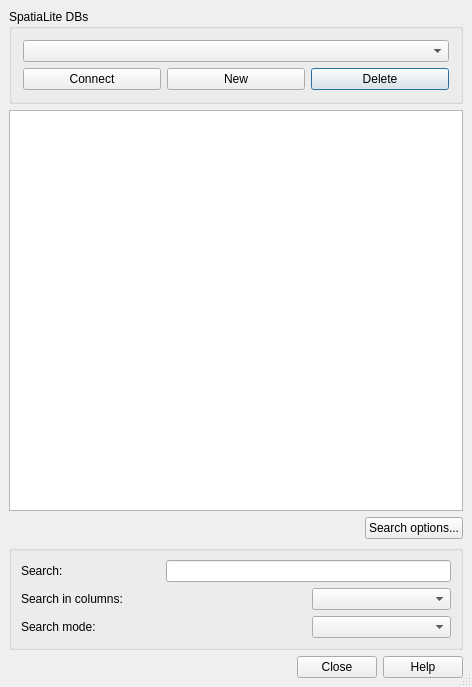
Old version of the form qgis/src/ui/qgsspatialitesourceselectbase.ui in the repository sourcepole/qgis.
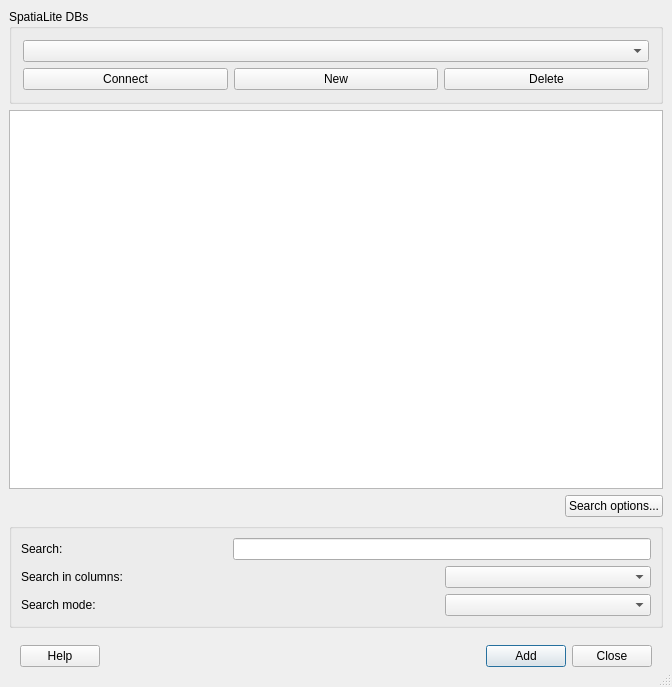
New version of the form. Icons and pictures are not drawn.

What changed in the file:
```diff
--- a/qgis/src/ui/qgsspatialitesourceselectbase.ui
+++ b/qgis/src/ui/qgsspatialitesourceselectbase.ui
@@ -1,12 +1,12 @@
 <?xml version="1.0" encoding="UTF-8"?>
 <ui version="4.0">
  <class>QgsSpatiaLiteSourceSelectBase</class>
- <widget class="QDialog" name="QgsSpatiaLiteSourceSelectBase">
-  <property name="geometry">
+ <widget class="QDialog" name="QgsSpatiaLiteSourceSelectBase" >
+  <property name="geometry" >
    <rect>
     <x>0</x>
     <y>0</y>
-    <width>472</width>
+    <width>672</width>
     <height>687</height>
    </rect>
   </property>
@@ -90,21 +90,92 @@
      </layout>
     </widget>
    </item>
-   <item row="3" column="0" colspan="2">
-    <widget class="QGroupBox" name="mSearchGroupBox">
-     <property name="title">
+   <item row="4" column="0" colspan="2" >
+    <layout class="QHBoxLayout" >
+     <property name="margin" >
+      <number>11</number>
+     </property>
+     <property name="spacing" >
+      <number>6</number>
+     </property>
+     <item>
+      <widget class="QPushButton" name="btnHelp" >
+       <property name="enabled" >
+        <bool>true</bool>
+       </property>
+       <property name="text" >
+        <string>Help</string>
+       </property>
+       <property name="shortcut" >
+        <string>F1</string>
+       </property>
+       <property name="autoDefault" >
+        <bool>true</bool>
+       </property>
+      </widget>
+     </item>
+     <item>
+      <spacer>
+       <property name="orientation" >
+        <enum>Qt::Horizontal</enum>
+       </property>
+       <property name="sizeType" >
+        <enum>QSizePolicy::Expanding</enum>
+       </property>
+       <property name="sizeHint" >
+        <size>
+         <width>141</width>
+         <height>21</height>
+        </size>
+       </property>
+      </spacer>
+     </item>
+     <item>
+      <widget class="QPushButton" name="btnAdd" >
+       <property name="text" >
+        <string>Add</string>
+       </property>
+       <property name="shortcut" >
+        <string/>
+       </property>
+       <property name="autoDefault" >
+        <bool>true</bool>
+       </property>
+       <property name="default" >
+        <bool>true</bool>
+       </property>
+      </widget>
+     </item>
+     <item>
+      <widget class="QPushButton" name="btnCancel" >
+       <property name="text" >
+        <string>Close</string>
+       </property>
+       <property name="shortcut" >
+        <string/>
+       </property>
+       <property name="autoDefault" >
+        <bool>true</bool>
+       </property>
+      </widget>
+     </item>
+    </layout>
+   </item>
+   <item row="3" column="0" colspan="2" >
+    <widget class="QGroupBox" name="mSearchGroupBox" >
+     <property name="title" >
       <string/>
      </property>
-     <layout class="QGridLayout">
-      <property name="margin">
+     <layout class="QGridLayout" >
+      <property name="margin" >
        <number>9</number>
       </property>
-      <property name="spacing">
+      <property name="spacing" >
        <number>6</number>
       </property>
-      <item row="0" column="0">
-       <widget class="QLabel" name="mSearchLabel">
-        <property name="text">
+      <item row="0" column="0" >
+       <widget class="QLabel" name="mSearchLabel" >
+        <property name="text" >
          <string>Search:</string>
         </property>
         <property name="buddy">
@@ -112,9 +183,9 @@
         </property>
        </widget>
       </item>
-      <item row="2" column="0" colspan="2">
-       <widget class="QLabel" name="mSearchModeLabel">
-        <property name="text">
+      <item row="2" column="0" colspan="2" >
+       <widget class="QLabel" name="mSearchModeLabel" >
+        <property name="text" >
          <string>Search mode:</string>
         </property>
         <property name="buddy">
@@ -122,12 +193,12 @@
         </property>
        </widget>
       </item>
-      <item row="2" column="2">
-       <widget class="QComboBox" name="mSearchModeComboBox"/>
+      <item row="2" column="2" >
+       <widget class="QComboBox" name="mSearchModeComboBox" />
       </item>
-      <item row="1" column="0" colspan="2">
-       <widget class="QLabel" name="mSearchColumnsLabel">
-        <property name="text">
+      <item row="1" column="0" colspan="2" >
+       <widget class="QLabel" name="mSearchColumnsLabel" >
+        <property name="text" >
          <string>Search in columns:</string>
         </property>
         <property name="buddy">
@@ -135,11 +206,11 @@
         </property>
        </widget>
       </item>
-      <item row="1" column="2">
-       <widget class="QComboBox" name="mSearchColumnComboBox"/>
+      <item row="1" column="2" >
+       <widget class="QComboBox" name="mSearchColumnComboBox" />
       </item>
-      <item row="0" column="1" colspan="2">
-       <widget class="QLineEdit" name="mSearchTableEdit"/>
+      <item row="0" column="1" colspan="2" >
+       <widget class="QLineEdit" name="mSearchTableEdit" />
       </item>
      </layout>
     </widget>
@@ -151,16 +222,9 @@
      </property>
     </widget>
    </item>
-   <item row="4" column="0" colspan="2">
-    <widget class="QDialogButtonBox" name="buttonBox">
-     <property name="standardButtons">
-      <set>QDialogButtonBox::Close|QDialogButtonBox::Help</set>
-     </property>
-    </widget>
-   </item>
   </layout>
  </widget>
- <layoutdefault spacing="6" margin="11"/>
+ <layoutdefault spacing="6" margin="11" />
  <tabstops>
   <tabstop>cmbConnections</tabstop>
   <tabstop>btnConnect</tabstop>
```
Left out of the diff: 103 changed lines with no effect on the pictures.
